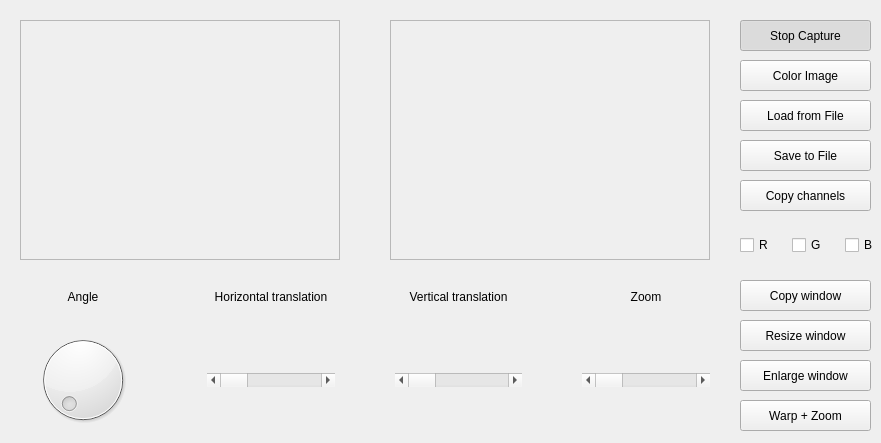
Old version of the form entrega1/mainwindow.ui in the repository danipeix13/VisionArtificial.
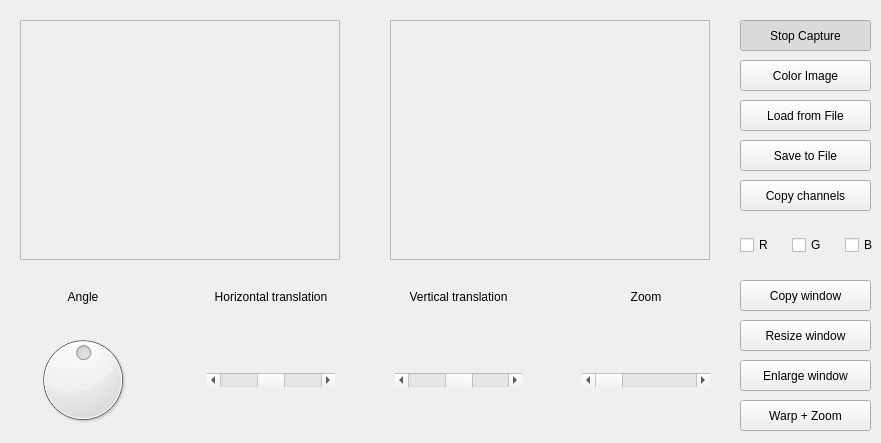
New version of the form.

Commit message: falta reviison pilar

The edit to the form file:
```diff
--- a/entrega1/mainwindow.ui
+++ b/entrega1/mainwindow.ui
@@ -228,16 +228,26 @@
     </property>
     <item row="1" column="2">
      <widget class="QScrollBar" name="verticalTranslation">
+      <property name="sliderPosition">
+       <number>50</number>
+      </property>
       <property name="orientation">
        <enum>Qt::Horizontal</enum>
       </property>
      </widget>
     </item>
     <item row="1" column="0">
-     <widget class="QDial" name="dial"/>
+     <widget class="QDial" name="dial">
+      <property name="sliderPosition">
+       <number>50</number>
+      </property>
+     </widget>
     </item>
     <item row="1" column="1">
      <widget class="QScrollBar" name="horizontalTranslation">
+      <property name="sliderPosition">
+       <number>50</number>
+      </property>
       <property name="orientation">
        <enum>Qt::Horizontal</enum>
       </property>
```
Left out of the diff: 14 changed lines with no effect on the pictures. The commit also changes 1 other file.
